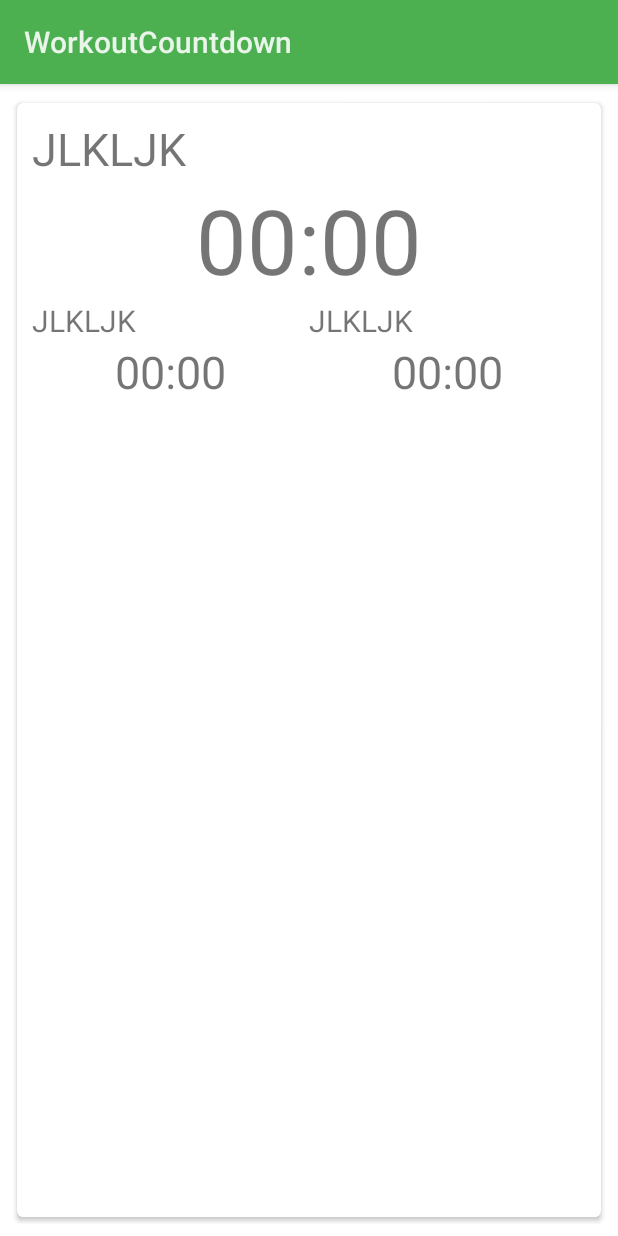
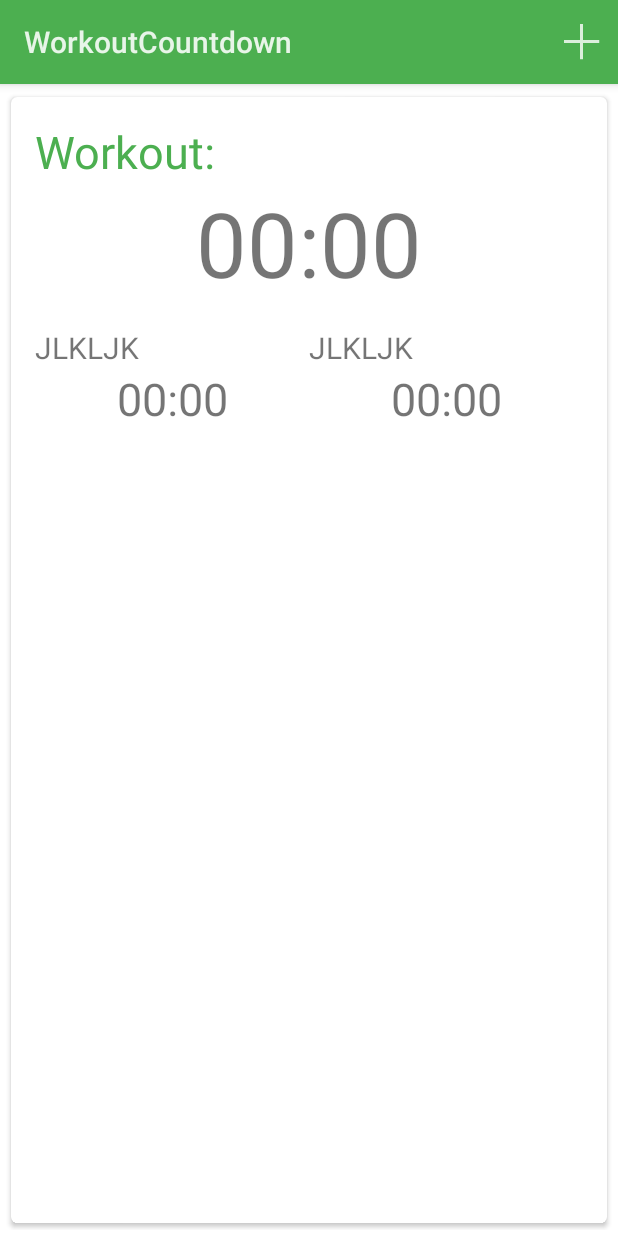
Before and after one commit to zjywill/WorkoutCountdown, an Android app: the screen it shows after launch (MainActivity), on a phone screen of 412 x 824 dp. Run offline under Robolectric (Android 15) with nearby library versions, the phone set to English and light mode, and no system bars.

Commit message:
提交  资源 布局

```diff
--- a/app/src/main/java/com/comic/workoutcountdown/MainActivity.java
+++ b/app/src/main/java/com/comic/workoutcountdown/MainActivity.java
@@ -4,6 +4,7 @@ import android.app.Activity;
 import android.os.Bundle;
 import android.support.v7.widget.LinearLayoutManager;
 import android.support.v7.widget.RecyclerView;
+import android.view.Menu;
 
 
 public class MainActivity extends Activity {
@@ -35,6 +36,12 @@ public class MainActivity extends Activity {
     }
 
     @Override
+    public boolean onCreateOptionsMenu(Menu menu) {
+        getMenuInflater().inflate(R.menu.main_menu, menu);
+        return true;
+    }
+
+    @Override
     protected void onResume() {
         super.onResume();
     }
--- a/app/src/main/res/layout/list_card_item.xml
+++ b/app/src/main/res/layout/list_card_item.xml
@@ -11,8 +11,7 @@
         android:layout_gravity="center"
         card_view:cardCornerRadius="4dp"
         card_view:cardPreventCornerOverlap="true"
-        card_view:cardUseCompatPadding="true"
-        card_view:contentPadding="10dp">
+        card_view:cardUseCompatPadding="true">
 
         <RelativeLayout
             android:layout_width="match_parent"
@@ -22,13 +21,17 @@
                 android:id="@+id/workout_text"
                 layout="@layout/two_text_panel_big"
                 android:layout_width="match_parent"
-                android:layout_height="wrap_content" />
+                android:layout_height="wrap_content"
+                android:layout_marginLeft="16dp"
+                android:layout_marginRight="16dp"
+                android:layout_marginTop="16dp" />
 
             <LinearLayout
                 android:id="@+id/sub_workout_text"
                 android:layout_width="match_parent"
                 android:layout_height="match_parent"
-                android:layout_below="@id/workout_text">
+                android:layout_below="@id/workout_text"
+                android:layout_margin="16dp">
 
                 <include
                     android:id="@+id/prepare_text"
@@ -46,9 +49,21 @@
             </LinearLayout>
 
             <View
+                android:id="@+id/card_divider"
                 style="@style/divider"
                 android:layout_below="@id/sub_workout_text"
-                android:padding="10dp" />
+                android:layout_marginBottom="2dp" />
+
+            <Button
+                android:layout_width="wrap_content"
+                android:layout_height="wrap_content"
+                android:layout_alignParentRight="true"
+                android:layout_below="@id/card_divider"
+                android:layout_marginRight="3dp"
+                android:background="@null"
+                android:text="Start"
+                android:textColor="@color/orange_500"
+                android:textSize="14sp" />
 
         </RelativeLayout>
 
--- a/app/src/main/res/layout/two_text_panel_big.xml
+++ b/app/src/main/res/layout/two_text_panel_big.xml
@@ -8,7 +8,8 @@
         android:id="@+id/text_big_title"
         android:layout_width="match_parent"
         android:layout_height="wrap_content"
-        android:text="JLKLJK"
+        android:text="Workout:"
+        android:textColor="@color/green_500"
         android:textSize="30dp" />
 
     <TextView
--- /dev/null
+++ b/app/src/main/res/menu/main_menu.xml
@@ -0,0 +1,9 @@
+<?xml version="1.0" encoding="utf-8"?>
+
+<menu xmlns:android="http://schemas.android.com/apk/res/android">
+    <item
+        android:id="@+id/action_add"
+        android:icon="@drawable/ic_action_new"
+        android:showAsAction="always"
+        android:title="Add" />
+</menu>
--- /dev/null
+++ b/app/src/main/res/values/color_yellow.xml
@@ -0,0 +1,18 @@
+<?xml version="1.0" encoding="utf-8"?>
+<resources>
+    <color name="yellow_50">#fffde7</color>
+    <color name="yellow_100">#fff9c4</color>
+    <color name="yellow_200">#fff59d</color>
+    <color name="yellow_300">#fff176</color>
+    <color name="yellow_400">#ffee58</color>
+    <color name="yellow_500">#ffeb3b</color>
+    <color name="yellow_600">#fdd835</color>
+    <color name="yellow_700">#fbc02d</color>
+    <color name="yellow_800">#f9a825</color>
+    <color name="yellow_900">#f57f17</color>
+    <color name="yellow_a100">#ffff8d</color>
+    <color name="yellow_a200">#ffff00</color>
+    <color name="yellow_a400">#ffea00</color>
+    <color name="yellow_a700">#ffd600</color>
+
+</resources>
--- a/app/src/main/res/values/dimens.xml
+++ b/app/src/main/res/values/dimens.xml
@@ -1,5 +1,5 @@
 <?xml version="1.0" encoding="utf-8"?>
 <resources>
 
-    <dimen name="card_insets">8dp</dimen>
+    <dimen name="card_insets">4dp</dimen>
 </resources>
```
Also changed, not shown: app/src/main/res/drawable-hdpi/drawable-hdpi/ic_action_new.png (added), app/src/main/res/drawable-hdpi/drawable-mdpi/ic_action_new.png (added), app/src/main/res/drawable-hdpi/drawable-xhdpi/ic_action_new.png (added), app/src/main/res/drawable-hdpi/drawable-xxhdpi/ic_action_new.png (added), app/src/main/res/drawable-xxhdpi/ic_action_new.png (added).
